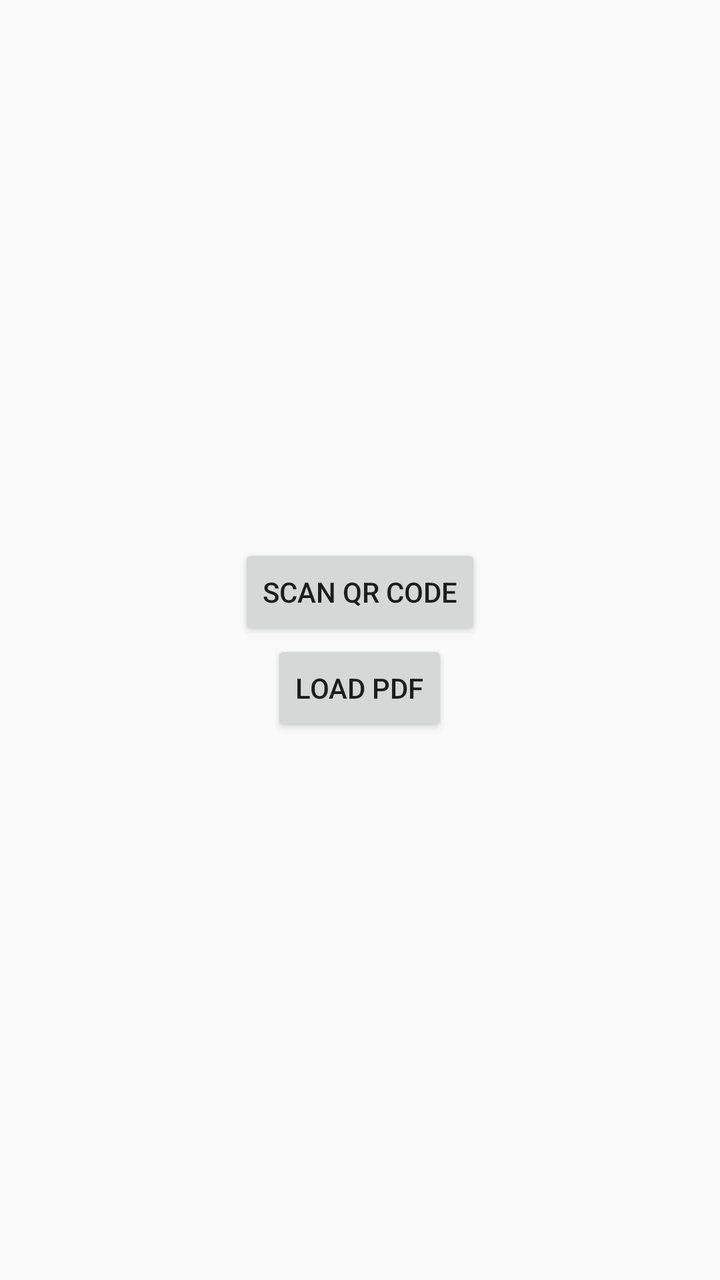
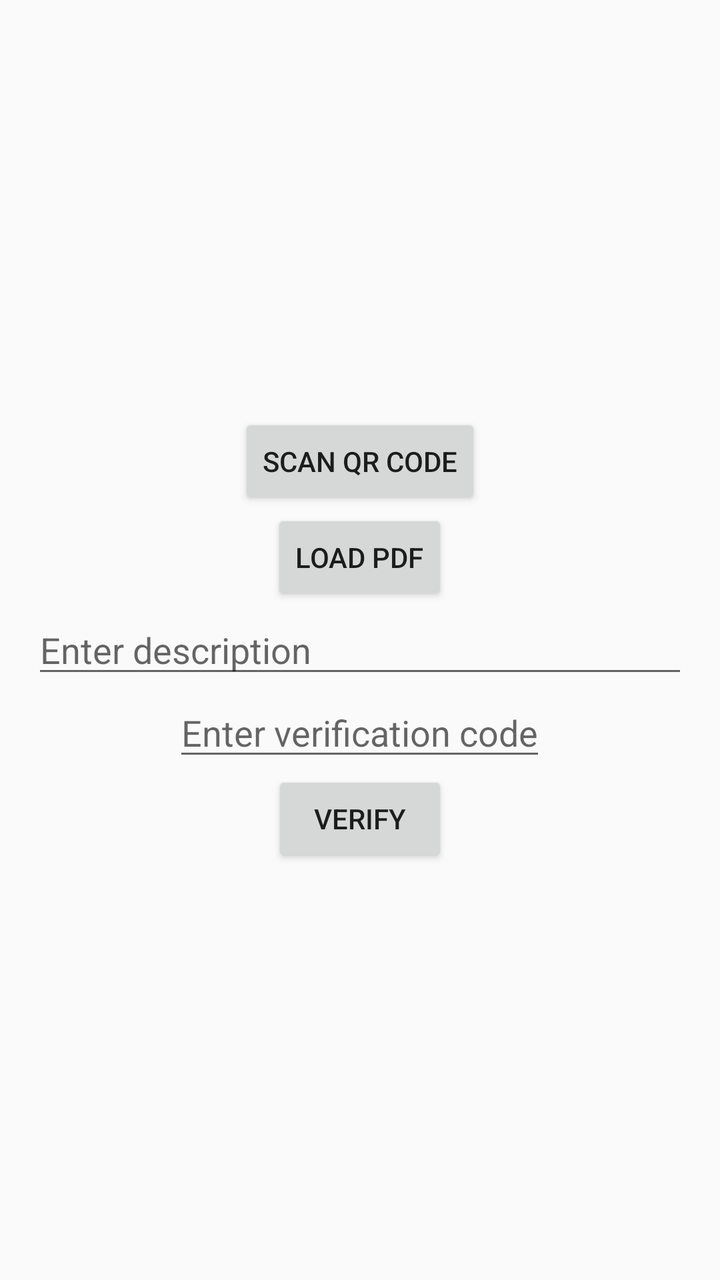

The first picture is an Android layout as it rendered before a commit; the second is the same layout after the commit. The layout source and the unified diff follow.
<!-- AndroidManifest.xml: application theme Theme.MyQRScanner -->
<!-- res/layout/activity_main.xml -->
<?xml version="1.0" encoding="utf-8"?>
<androidx.constraintlayout.widget.ConstraintLayout xmlns:android="http://schemas.android.com/apk/res/android"
    xmlns:app="http://schemas.android.com/apk/res-auto"
    xmlns:tools="http://schemas.android.com/tools"
    android:layout_width="match_parent"
    android:layout_height="match_parent"
    tools:context=".MainActivity" >

    <LinearLayout
        android:layout_width="match_parent"
        android:layout_height="match_parent"
        android:orientation="vertical"
        android:gravity="center"
        android:padding="16dp">

        
        <Button
            android:id="@+id/scanQrCodeButton"
            android:layout_width="wrap_content"
            android:layout_height="wrap_content"
            android:text="Scan QR Code" />

        
        <Button
            android:id="@+id/loadPdfButton"
            android:layout_width="wrap_content"
            android:layout_height="wrap_content"
            android:text="Load PDF" />

        
        <ImageView
            android:id="@+id/qrCodeImageView"
            android:layout_width="match_parent"
            android:layout_height="wrap_content"
             />
    </LinearLayout>

</androidx.constraintlayout.widget.ConstraintLayout>
<!-- resources referenced by this layout -->
<resources>
  <style name="Theme.MyQRScanner" parent="android:Theme.Material.Light.NoActionBar" />
</resources>

<!-- the commit's change to res/layout/activity_main.xml (unified diff, before → after) -->
@@ -33,6 +33,23 @@
             android:layout_width="match_parent"
             android:layout_height="wrap_content"
              />
+        <EditText
+            android:id="@+id/descriptionEditText"
+            android:layout_width="match_parent"
+            android:layout_height="wrap_content"
+            android:hint="Enter description" />
+
+        <EditText
+            android:id="@+id/codeEditText"
+            android:layout_width="wrap_content"
+            android:layout_height="wrap_content"
+            android:hint="Enter verification code" />
+
+        <Button
+            android:id="@+id/verifyButton"
+            android:layout_width="wrap_content"
+            android:layout_height="wrap_content"
+            android:text="Verify" />
     </LinearLayout>
 
 </androidx.constraintlayout.widget.ConstraintLayout>
